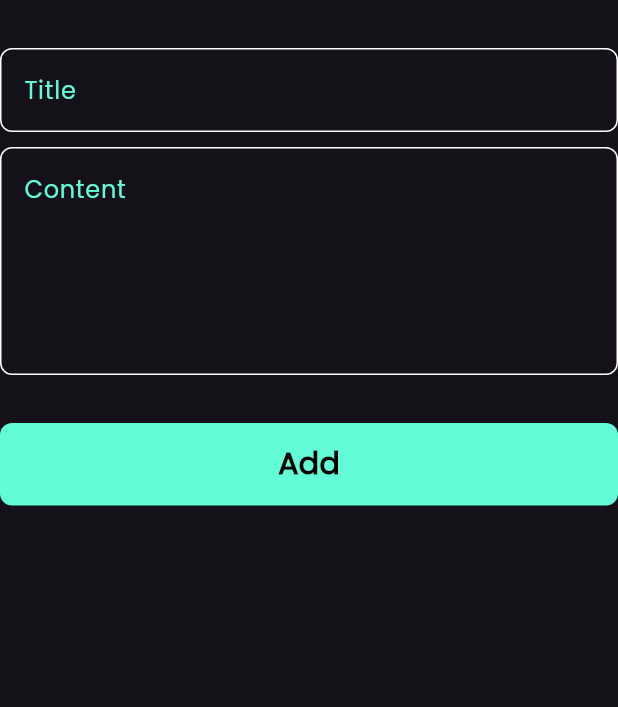
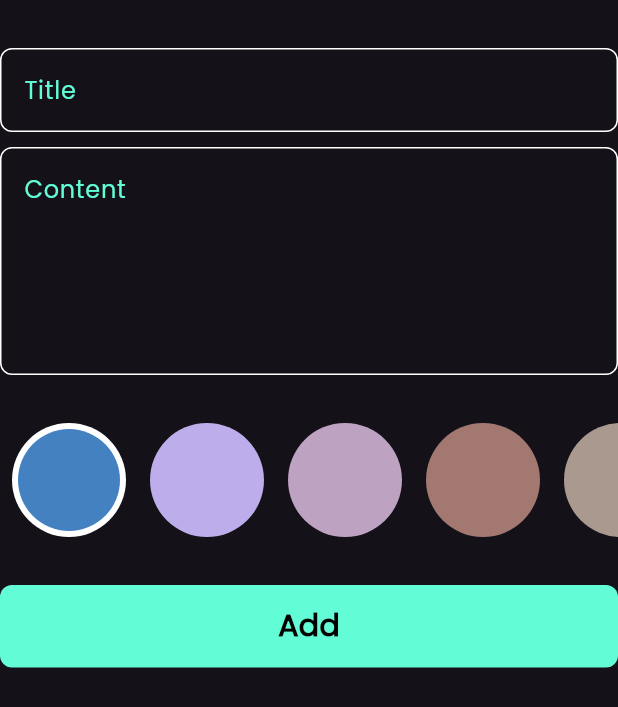
Before and after one commit to Salmamoh22/notes_app, a Flutter app: the AddNoteForm widget shown alone on an empty page, opened directly, on a phone screen of 412 x 824 dp. Shown: the top 707 px of the screen. Run offline on Flutter 3.47's test engine with Material 3 defaults, Android fonts, the phone set to English and light mode, and no system bars; our stand-ins replace bloc, flutter_bloc, font_awesome_flutter, hive, hive_flutter; accounts and stored records are empty.

Commit message:
Create Colors List

```diff
--- a/lib/views/notes_view.dart
+++ b/lib/views/notes_view.dart
@@ -1,7 +1,5 @@
 import 'package:flutter/material.dart';
-import 'package:flutter_bloc/flutter_bloc.dart';
 import 'package:notes_app/constants.dart';
-import 'package:notes_app/cubits/notes_cubit/notes_cubit.dart';
 import 'package:notes_app/views/widgets/add_note_bottom_sheet.dart';
 import 'package:notes_app/views/widgets/notes_view_body.dart';
 
--- a/lib/views/widgets/add_note_form.dart
+++ b/lib/views/widgets/add_note_form.dart
@@ -3,6 +3,8 @@ import 'package:flutter_bloc/flutter_bloc.dart';
 import 'package:intl/intl.dart';
 import 'package:notes_app/cubits/add_note_cubit/add_note_cubit.dart';
 import 'package:notes_app/models/note_model.dart';
+import 'package:notes_app/views/widgets/color_item.dart';
+import 'package:notes_app/views/widgets/colors_list_view.dart';
 import 'package:notes_app/views/widgets/custom_button.dart';
 import 'package:notes_app/views/widgets/custom_text_form_field.dart';
 
@@ -38,6 +40,8 @@ class _AddNoteFormState extends State<AddNoteForm> {
               subTitle = value;
             },
           ),
+          SizedBox(height: 32),
+          ColorsListView(),
           const SizedBox(height: 32),
           BlocBuilder<AddNoteCubit, AddNoteState>(
             builder: (context, state) {
--- /dev/null
+++ b/lib/views/widgets/color_item.dart
@@ -0,0 +1,18 @@
+import 'package:flutter/material.dart';
+import 'package:flutter/widgets.dart';
+
+class ColorItem extends StatelessWidget {
+  const ColorItem({super.key, required this.isSelected, required this.color});
+  final bool isSelected;
+  final Color color;
+  @override
+  Widget build(BuildContext context) {
+    return isSelected
+        ? CircleAvatar(
+          radius: 38,
+          backgroundColor: Colors.white,
+          child: CircleAvatar(backgroundColor: color, radius: 34),
+        )
+        : CircleAvatar(backgroundColor: color, radius: 38);
+  }
+}
--- /dev/null
+++ b/lib/views/widgets/colors_list_view.dart
@@ -0,0 +1,48 @@
+import 'package:flutter/widgets.dart';
+import 'package:notes_app/views/widgets/color_item.dart';
+
+class ColorsListView extends StatefulWidget {
+  const ColorsListView({super.key});
+
+  @override
+  State<ColorsListView> createState() => _ColorsListViewState();
+}
+
+class _ColorsListViewState extends State<ColorsListView> {
+  int currentIndex = 0;
+  List<Color> colors = const [
+    Color(0xff4381C1),
+    Color(0xffBDADEA),
+    Color(0xffBEA2C2),
+    Color(0xffA37871),
+    Color(0xffAA998F),
+    Color(0xffD1BE9C),
+    Color(0xff7D4F50),
+    Color(0xffCC8B86),
+  ];
+  @override
+  Widget build(BuildContext context) {
+    return SizedBox(
+      height: 38 * 2,
+      child: ListView.builder(
+        itemCount: colors.length,
+        scrollDirection: Axis.horizontal,
+        itemBuilder: (context, index) {
+          return Padding(
+            padding: const EdgeInsets.symmetric(horizontal: 8),
+            child: GestureDetector(
+              onTap: () {
+                currentIndex = index;
+                setState(() {});
+              },
+              child: ColorItem(
+                isSelected: currentIndex == index,
+                color: colors[index],
+              ),
+            ),
+          );
+        },
+      ),
+    );
+  }
+}
```
